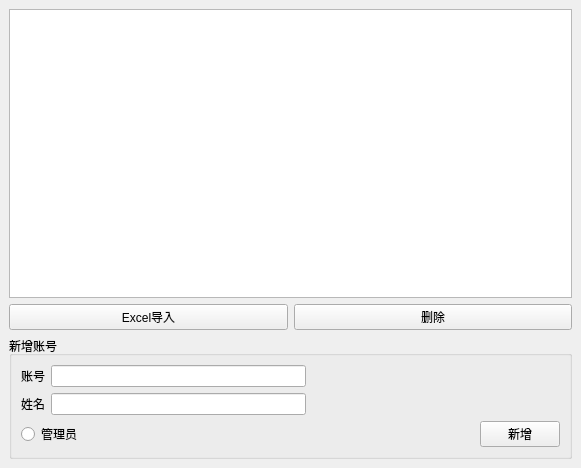
First picture: the form in ui/UserManage.ui, repository Desmond121/CEESS, before the edit.
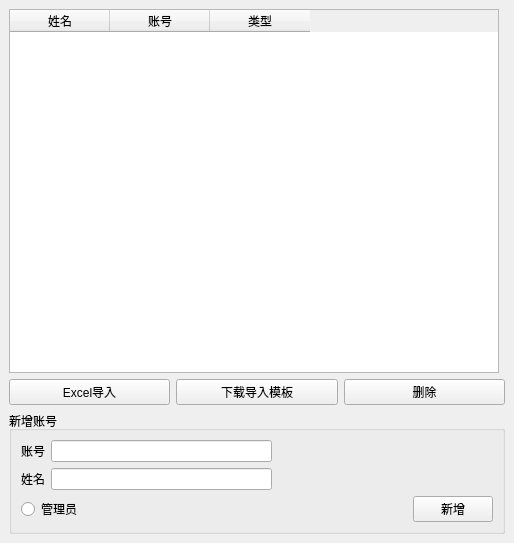
Second picture: the form after the edit.

Commit message: user manage module finished

What changed in the file:
```diff
--- a/ui/UserManage.ui
+++ b/ui/UserManage.ui
@@ -6,8 +6,8 @@
    <rect>
     <x>0</x>
     <y>0</y>
-    <width>581</width>
-    <height>468</height>
+    <width>514</width>
+    <height>543</height>
    </rect>
   </property>
   <property name="windowTitle">
@@ -15,10 +15,32 @@
   </property>
   <widget class="QWidget" name="centralwidget">
    <layout class="QGridLayout" name="gridLayout">
-    <item row="0" column="0" colspan="2">
-     <widget class="QListWidget" name="listWidget"/>
+    <item row="2" column="0" colspan="2">
+     <layout class="QHBoxLayout" name="horizontalLayout">
+      <item>
+       <widget class="QPushButton" name="btnImport">
+        <property name="text">
+         <string>Excel导入</string>
+        </property>
+       </widget>
+      </item>
+      <item>
+       <widget class="QPushButton" name="btnDownload">
+        <property name="text">
+         <string>下载导入模板</string>
+        </property>
+       </widget>
+      </item>
+      <item>
+       <widget class="QPushButton" name="btnDelete">
+        <property name="text">
+         <string>删除</string>
+        </property>
+       </widget>
+      </item>
+     </layout>
     </item>
-    <item row="6" column="0" colspan="2">
+    <item row="5" column="0" colspan="2">
      <widget class="QGroupBox" name="groupBox">
       <property name="title">
        <string>新增账号</string>
@@ -112,23 +134,36 @@
       </layout>
      </widget>
     </item>
-    <item row="3" column="0" colspan="2">
-     <layout class="QHBoxLayout" name="horizontalLayout">
-      <item>
-       <widget class="QPushButton" name="pushButton_3">
-        <property name="text">
-         <string>Excel导入</string>
-        </property>
-       </widget>
-      </item>
-      <item>
-       <widget class="QPushButton" name="pushButton">
-        <property name="text">
-         <string>删除</string>
-        </property>
-       </widget>
-      </item>
-     </layout>
+    <item row="1" column="0">
+     <widget class="QTableWidget" name="userTableWidget">
+      <property name="editTriggers">
+       <set>QAbstractItemView::NoEditTriggers</set>
+      </property>
+      <property name="selectionBehavior">
+       <enum>QAbstractItemView::SelectRows</enum>
+      </property>
+      <property name="sortingEnabled">
+       <bool>true</bool>
+      </property>
+      <attribute name="horizontalHeaderCascadingSectionResizes">
+       <bool>true</bool>
+      </attribute>
+      <column>
+       <property name="text">
+        <string>姓名</string>
+       </property>
+      </column>
+      <column>
+       <property name="text">
+        <string>账号</string>
+       </property>
+      </column>
+      <column>
+       <property name="text">
+        <string>类型</string>
+       </property>
+      </column>
+     </widget>
     </item>
    </layout>
   </widget>
```
Left out of the diff: 10 changed lines with no effect on the pictures. The commit also changes 23 other files.
